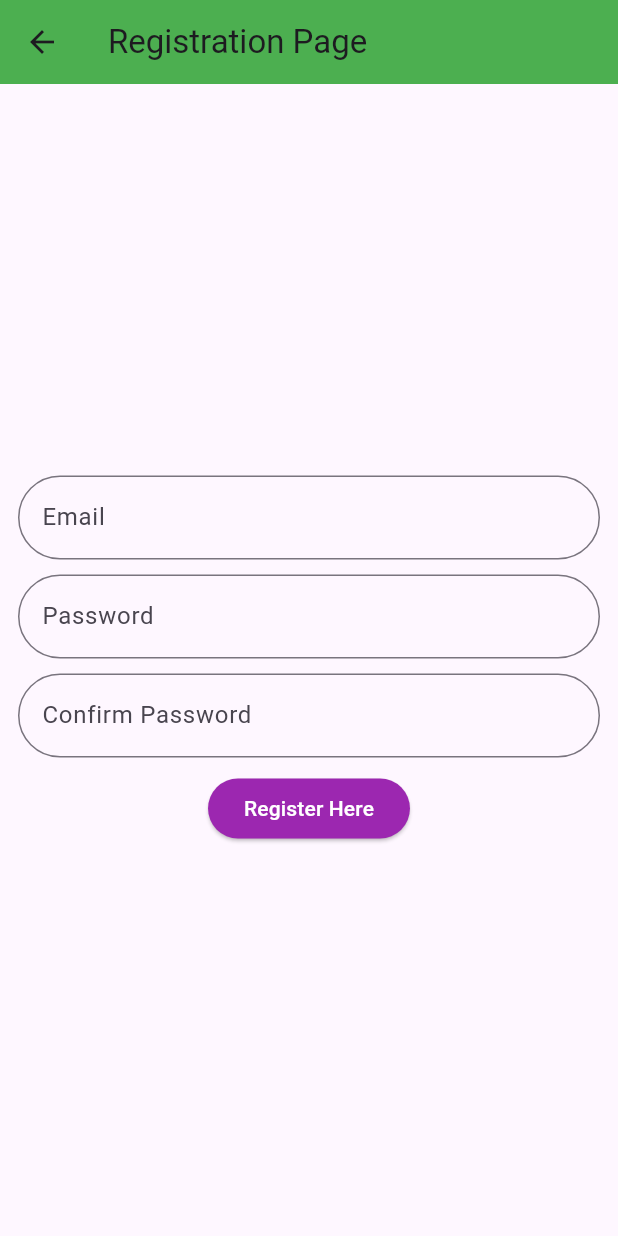
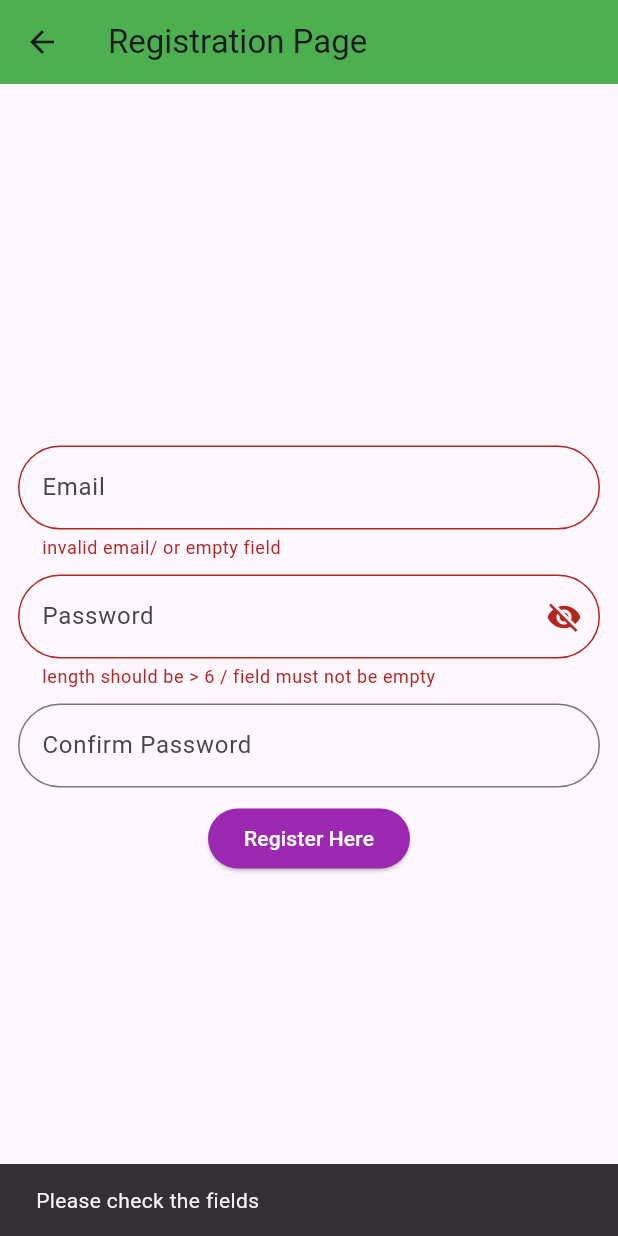
Before and after one commit to sreedeviluminar/firebase_datastoree, a Flutter app: the Registration screen opened directly, after a tap on "Register Here", on a phone screen of 412 x 824 dp. Run offline on Flutter 3.47's test engine with Material 3 defaults, Android fonts, the phone set to English and light mode, and no system bars; our stand-ins replace cloud_firestore, firebase_auth, firebase_core, google_sign_in; accounts and stored records are empty.

Commit message:
initial commit

```diff
--- a/lib/login and signup/registration.dart
+++ b/lib/login and signup/registration.dart
@@ -1,6 +1,17 @@
+import 'package:firebase_datastoree/login%20and%20signup/login.dart';
 import 'package:flutter/material.dart';
 
-class Registration extends StatelessWidget {
+class Registration extends StatefulWidget {
+  @override
+  State<Registration> createState() => _RegistrationState();
+}
+
+class _RegistrationState extends State<Registration> {
+  var formkey = GlobalKey<FormState>();
+  String? pass;// to collect value from pwd field
+  var pwdcontroller = TextEditingController();
+  var is_pwd_hidden = true;
+
   @override
   Widget build(BuildContext context) {
     return Scaffold(
@@ -11,29 +22,68 @@ class Registration extends StatelessWidget {
       body: Center(
         child: Padding(
           padding: const EdgeInsets.all(12),
+          child: Form(
+            key: formkey,
             child: Column(
               mainAxisAlignment: MainAxisAlignment.center,
               children: [
-              TextField(
+                TextFormField(
                   decoration: InputDecoration(
                       border: OutlineInputBorder(
                           borderRadius: BorderRadius.circular(30)),
                       hintText: "Email"),
+                  validator: (email) {
+                    if (email!.isEmpty || !email.contains('@')) {
+                      return "invalid email/ or empty field";
+                    } else {
+                      return null;
+                    }
+                  },
                 ),
                 const SizedBox(
                   height: 10,
                 ),
-              TextField(
+                TextFormField(
+                  controller: pwdcontroller,
+                  validator: (pwd) {
+                    pass = pwd;
+                    if (pwd!.isEmpty || pwd.length < 6) {
+                      return "length should be > 6 / field must not be empty";
+                    } else {
+                      return null;
+                    }
+                  },
                   decoration: InputDecoration(
+                      suffixIcon: IconButton(
+                          onPressed: () {
+                            setState(() {
+                              if(is_pwd_hidden == true){
+                                is_pwd_hidden = false;
+                              }else{
+                                is_pwd_hidden = true;
+                              }
+                            });
+                          },
+                          icon: Icon(is_pwd_hidden == true
+                              ? Icons.visibility_off
+                              : Icons.visibility)),
                       border: OutlineInputBorder(
                           borderRadius: BorderRadius.circular(30)),
                       hintText: "Password"),
-                obscureText: true,
+                  obscureText: is_pwd_hidden,
                 ),
                 const SizedBox(
                   height: 10,
                 ),
-              TextField(
+                TextFormField(
+                  validator: (cpwd) {
+                    //if(cpwd != pwdcontroller.text)
+                    if (cpwd != pass) {
+                      return "password must be same";
+                    } else {
+                      return null;
+                    }
+                  },
                   obscureText: true,
                   decoration: InputDecoration(
                       border: OutlineInputBorder(
@@ -44,15 +94,25 @@ class Registration extends StatelessWidget {
                   height: 10,
                 ),
                 ElevatedButton(
-                  style:
-                      ElevatedButton.styleFrom(backgroundColor: Colors.purple),
-                  onPressed: () {},
+                    style: ElevatedButton.styleFrom(
+                        backgroundColor: Colors.purple),
+                    onPressed: () {
+                      var valid = formkey.currentState?.validate();
+                      if (valid == true) {
+                        Navigator.push(context,
+                            MaterialPageRoute(builder: (context) => Login()));
+                      } else {
+                        ScaffoldMessenger.of(context).showSnackBar(
+                            SnackBar(content: Text("Please check the fields")));
+                      }
+                    },
                     child: const Text("Register Here",
                         style: TextStyle(color: Colors.white))),
               ],
             ),
           ),
         ),
+      ),
     );
   }
 }
```
Lines whose indentation alone changed are shown as unchanged.
